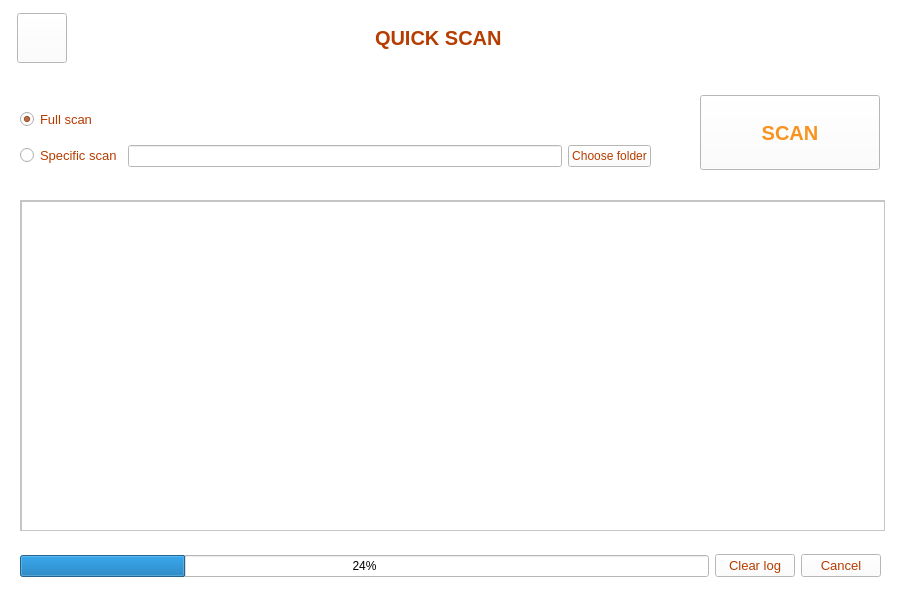
Old version of the form TAV/views/quickscan.ui in the repository devLeoStark/TAV.
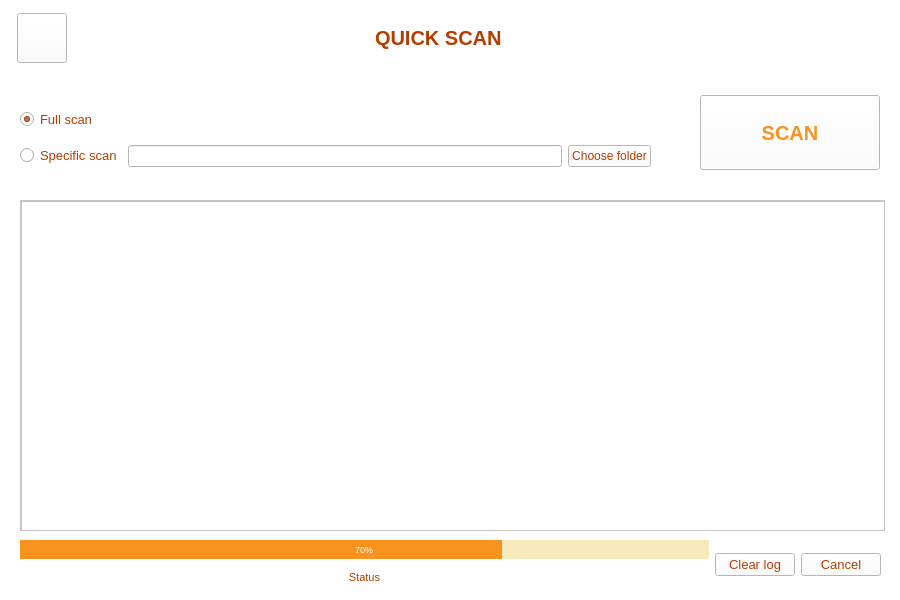
New version of the form. Icons and pictures are not drawn.

```diff
--- a/TAV/views/quickscan.ui
+++ b/TAV/views/quickscan.ui
@@ -123,13 +123,15 @@
     <property name="geometry">
      <rect>
       <x>20</x>
-      <y>550</y>
+      <y>540</y>
       <width>861</width>
-      <height>32</height>
+      <height>49</height>
      </rect>
     </property>
     <layout class="QHBoxLayout" name="logToolBar">
      <item>
+      <layout class="QVBoxLayout" name="verticalLayout_4">
+       <item>
       <widget class="QProgressBar" name="progressBarScan">
        <property name="sizePolicy">
         <sizepolicy hsizetype="MinimumExpanding" vsizetype="Fixed">
@@ -137,10 +139,57 @@
          <verstretch>0</verstretch>
         </sizepolicy>
        </property>
+         <property name="font">
+          <font>
+           <pointsize>7</pointsize>
+          </font>
+         </property>
+         <property name="styleSheet">
+          <string notr="true">QProgressBar::chunk
+{
+	background-color: rgb(247, 147, 30);
+}
+QProgressBar
+{
+color: rgb(255, 255, 255);
+background-color :rgb(247, 234, 186);
+border : 1px;
+}
+</string>
+         </property>
        <property name="value">
-        <number>24</number>
-       </property>
-      </widget>
+          <number>70</number>
+         </property>
+         <property name="alignment">
+          <set>Qt::AlignCenter</set>
+         </property>
+         <property name="invertedAppearance">
+          <bool>false</bool>
+         </property>
+        </widget>
+       </item>
+       <item>
+        <widget class="QLabel" name="lblStatus">
+         <property name="font">
+          <font>
+           <pointsize>8</pointsize>
+          </font>
+         </property>
+         <property name="layoutDirection">
+          <enum>Qt::LeftToRight</enum>
+         </property>
+         <property name="styleSheet">
+          <string notr="true">color: rgb(181, 61, 0);</string>
+         </property>
+         <property name="text">
+          <string>Status</string>
+         </property>
+         <property name="alignment">
+          <set>Qt::AlignCenter</set>
+         </property>
+        </widget>
+       </item>
+      </layout>
      </item>
      <item>
       <widget class="QPushButton" name="btnClearLog">
```
Lines whose indentation alone changed are shown as unchanged.
